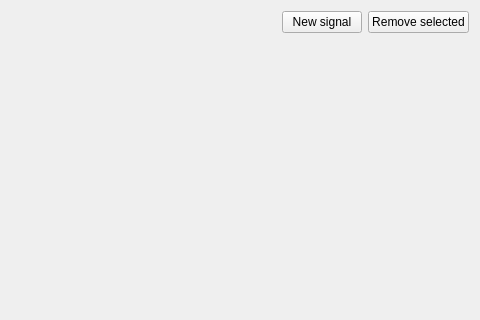
Qt form src/dialogs/signalsdialog.ui (ModbusScope/ModbusScope) before a commit; both pictures show x 680 to 1160 and y 0 to 320 of the 1160 by 649 pixel window.
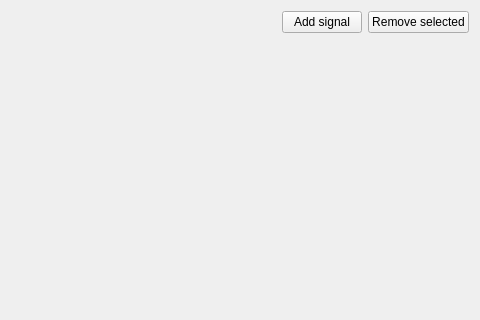
The same form after that commit.

Commit message:
Give the two Signals add buttons distinct labels
The button above the table now reads "Add signal" and the panel's
commit button "Add to table"; the panel heading still names the mode.

The edit to the form file:
```diff
--- a/src/dialogs/signalsdialog.ui
+++ b/src/dialogs/signalsdialog.ui
@@ -32,7 +32,7 @@
      <item>
       <widget class="QPushButton" name="btnAdd">
        <property name="text">
-        <string>New signal</string>
+        <string>Add signal</string>
        </property>
        <property name="autoDefault">
         <bool>false</bool>
```
The commit also changes 7 other files.
